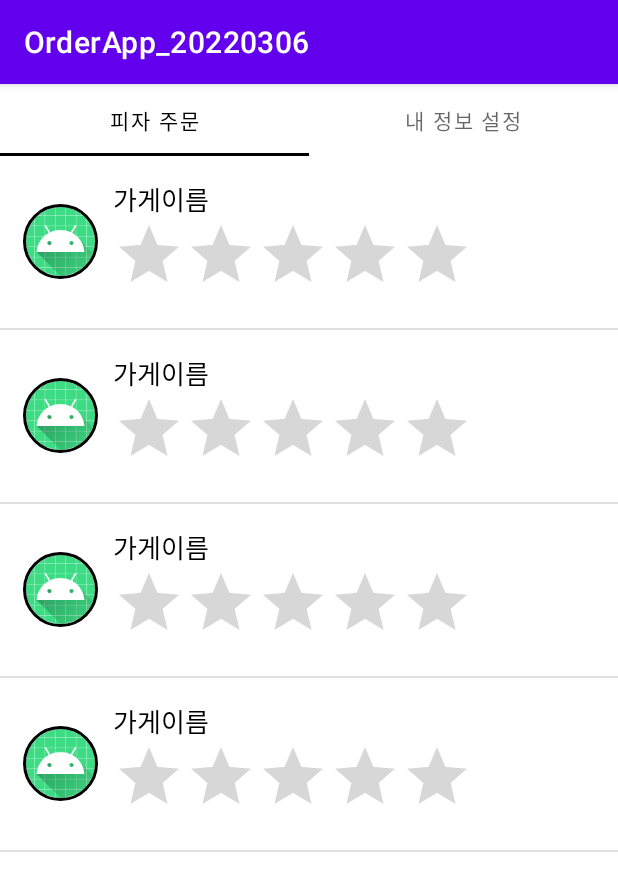
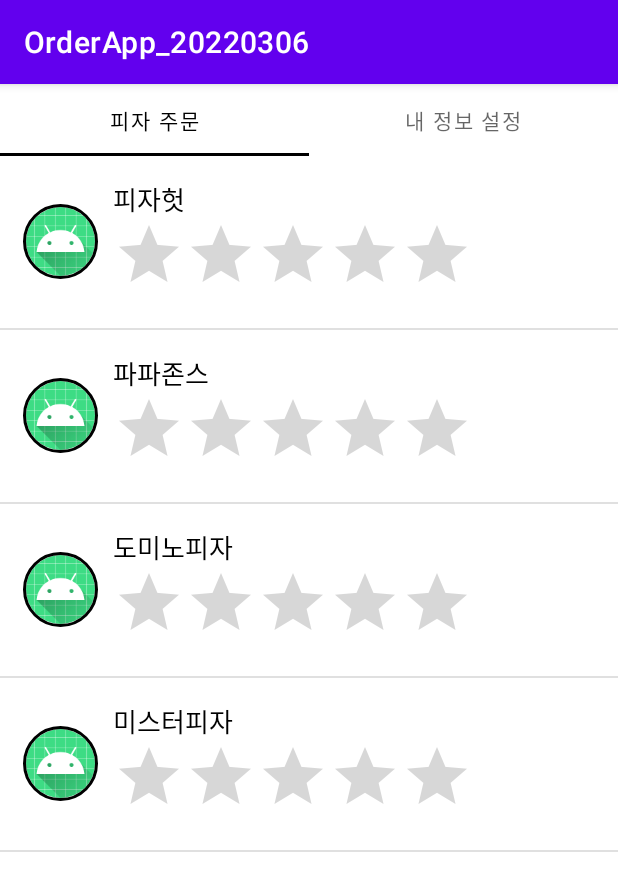
Before and after one commit to nepp-plus/OrderApp_20220306, an Android app: the screen it shows after launch (MainActivity), on a phone screen of 412 x 824 dp. Shown: the top 891 px of the screen. Run offline under Robolectric (Android 15) with nearby library versions, the phone set to English and light mode, and no system bars; our stand-ins replace CircleImageView; libraries missing offline, so code that uses them is left out: com.willy.ratingbar; plain views replace BaseRatingBar; 1 statement that could not run was skipped.

Commit message:
getView에서, 데이터/UI 추출, 이름만 우선 연결

```diff
--- a/app/src/main/java/com/neppplus/orderapp_20220306/adapters/StoreAdapter.kt
+++ b/app/src/main/java/com/neppplus/orderapp_20220306/adapters/StoreAdapter.kt
@@ -5,8 +5,11 @@ import android.view.LayoutInflater
 import android.view.View
 import android.view.ViewGroup
 import android.widget.ArrayAdapter
+import android.widget.ImageView
+import android.widget.TextView
 import com.neppplus.orderapp_20220306.R
 import com.neppplus.orderapp_20220306.datas.StoreData
+import com.willy.ratingbar.BaseRatingBar
 
 class StoreAdapter(
     val mContext: Context,
@@ -23,6 +26,14 @@ class StoreAdapter(
 
         val row = tempRow!!
 
+        val data = mList[position]
+
+        val imgLogo = row.findViewById<ImageView>(R.id.imgLogo)
+        val txtName = row.findViewById<TextView>(R.id.txtName)
+        val scoreRatingBar = row.findViewById<BaseRatingBar>(R.id.scoreRatingBar)
+
+        txtName.text =  data.name
+
         return row
 
     }
--- a/app/src/main/res/layout/store_list_item.xml
+++ b/app/src/main/res/layout/store_list_item.xml
@@ -8,6 +8,7 @@
     android:padding="15dp">
 
     <de.hdodenhof.circleimageview.CircleImageView
+        android:id="@+id/imgLogo"
         android:layout_width="50dp"
         android:layout_height="50dp"
         android:src="@mipmap/ic_launcher"
@@ -20,6 +21,7 @@
         android:orientation="vertical">
 
         <TextView
+            android:id="@+id/txtName"
             android:layout_width="wrap_content"
             android:layout_height="wrap_content"
             android:text="가게이름"
@@ -27,6 +29,7 @@
             android:textSize="17sp"/>
 
         <com.willy.ratingbar.BaseRatingBar
+            android:id="@+id/scoreRatingBar"
             app:srb_starWidth="15dp"
             app:srb_starHeight="15dp"
             app:srb_starPadding="2dp"
```
